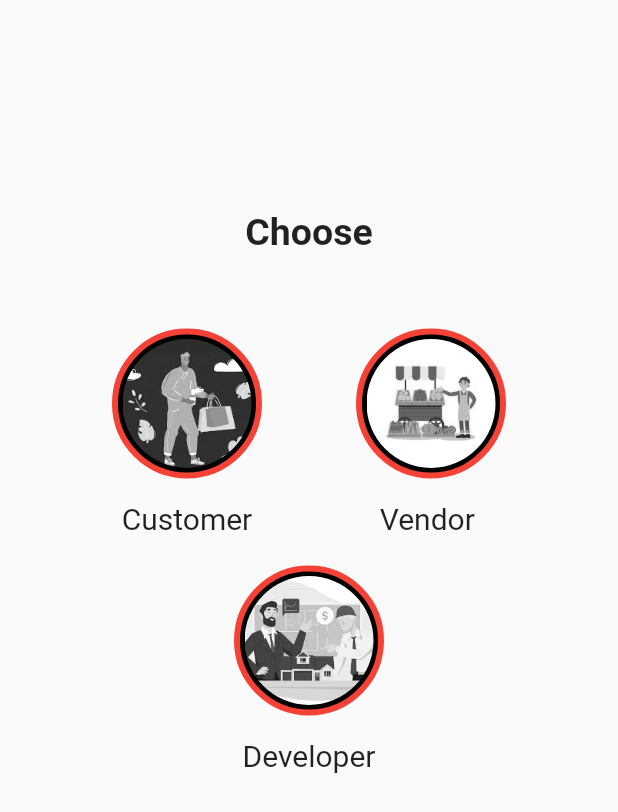
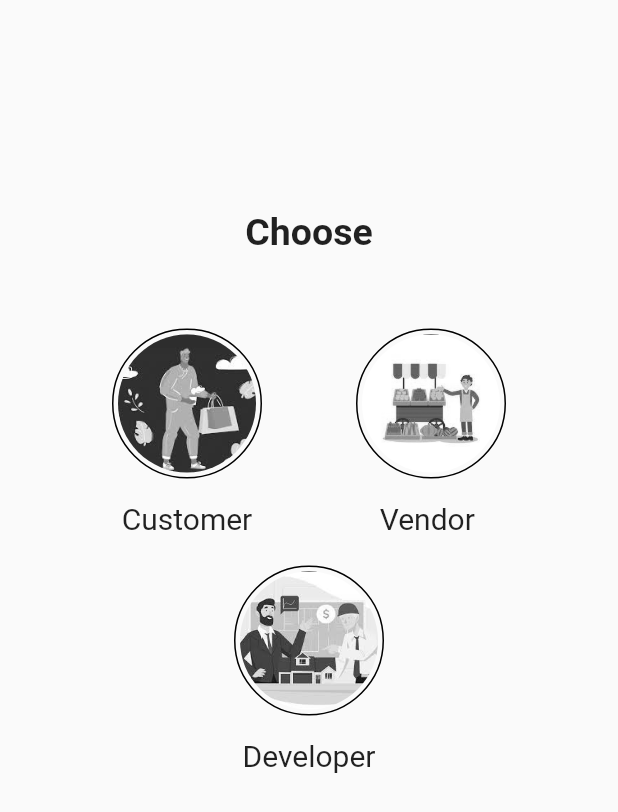
Before and after one commit to mercurystudio99/real_estate, a Flutter app: the screen it shows after launch, on a phone screen of 412 x 824 dp. Shown: the top 812 px of the screen. Run offline on Flutter 3.47's test engine with Material 2 defaults, Android fonts, the phone set to English and light mode, and no system bars; our stand-ins replace bottom_navy_bar, carousel_pro, carousel_slider, flutter_easyloading, flutter_html, flutter_rating_bar and 4 more; Roboto replaces fonts that are missing (Arial).

Commit message:
update login, choose pages

```diff
--- a/lib/pages/choose.dart
+++ b/lib/pages/choose.dart
@@ -83,8 +83,7 @@ class _ChoosePageState extends State<ChoosePage> {
                     height: 100,
                     padding: const EdgeInsets.all(3),
                     decoration: BoxDecoration(
-                        color: Colors.black,
-                        border: Border.all(width: 4, color: Colors.red),
+                        border: Border.all(width: 1, color: Colors.black),
                         borderRadius:
                             const BorderRadius.all(Radius.circular(100))),
                     child: ClipRRect(
@@ -119,8 +118,7 @@ class _ChoosePageState extends State<ChoosePage> {
                     height: 100,
                     padding: const EdgeInsets.all(3),
                     decoration: BoxDecoration(
-                        color: Colors.black,
-                        border: Border.all(width: 4, color: Colors.red),
+                        border: Border.all(width: 1, color: Colors.black),
                         borderRadius:
                             const BorderRadius.all(Radius.circular(100))),
                     child: ClipRRect(
@@ -163,8 +161,7 @@ class _ChoosePageState extends State<ChoosePage> {
                     height: 100,
                     padding: const EdgeInsets.all(3),
                     decoration: BoxDecoration(
-                        color: Colors.black,
-                        border: Border.all(width: 4, color: Colors.red),
+                        border: Border.all(width: 1, color: Colors.black),
                         borderRadius:
                             const BorderRadius.all(Radius.circular(100))),
                     child: ClipRRect(
```
Also changed, not shown: lib/pages/login.dart (+17 -5 lines).
